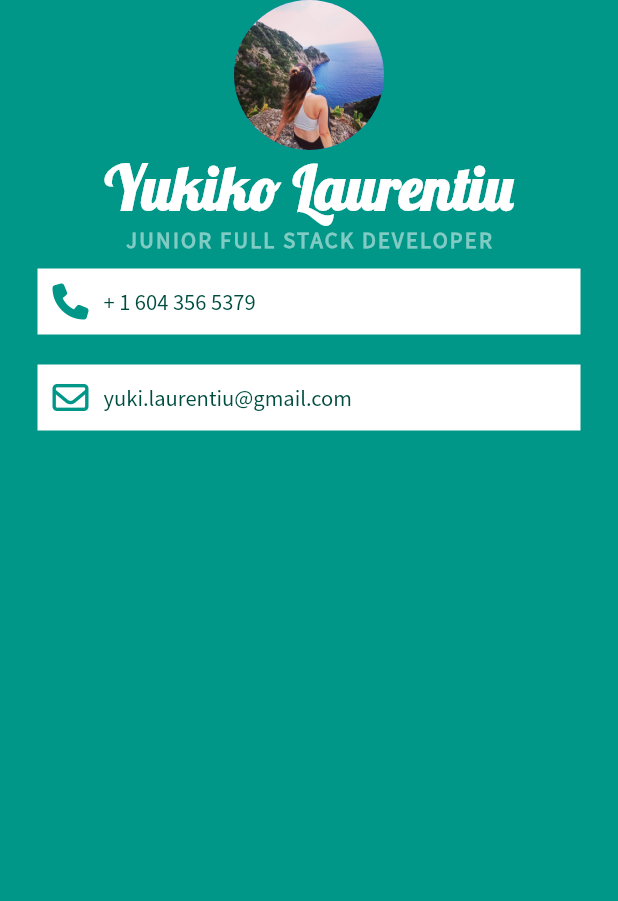
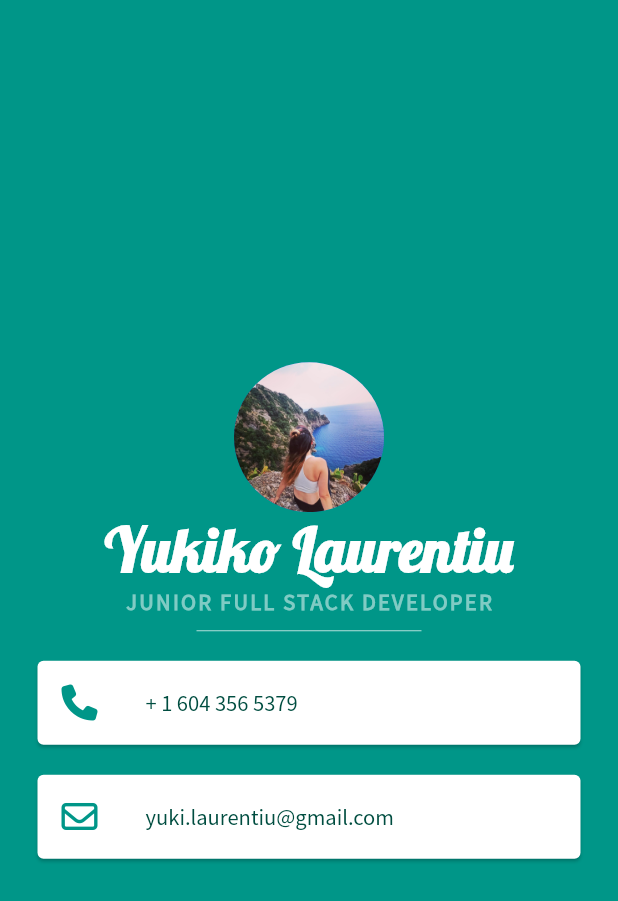
Before and after one commit to yukilaurentiu/my_card, a Flutter app: the screen it shows after launch, on a phone screen of 412 x 824 dp. Shown: the top 901 px of the screen. Run offline on Flutter 3.47's test engine with Material 2 defaults, Android fonts, the phone set to English and light mode, and no system bars; our stand-ins replace font_awesome_flutter.

Commit message:
added card

```diff
--- a/lib/main.dart
+++ b/lib/main.dart
@@ -17,6 +17,7 @@ class MyApp extends StatelessWidget {
         backgroundColor: Colors.teal,
         body: SafeArea(
           child: Column(
+            mainAxisAlignment: MainAxisAlignment.center,
             children: <Widget>[
               const CircleAvatar(
                 radius: 50.0,
@@ -39,42 +40,41 @@ class MyApp extends StatelessWidget {
                     letterSpacing: 1.5,
                     fontWeight: FontWeight.bold,
                   )),
-              Container(
-                color: Colors.white,
-                padding: const EdgeInsets.all(10.0),
-                margin: const EdgeInsets.symmetric(vertical: 10.0, horizontal: 25.0),
-                child: Row(
-                  children: <Widget>[
+              SizedBox(
+                height: 20.0,
+                width: 150.0,
+                child: Divider(color: Colors.teal.shade100),
+              ),
+              Card(
+                margin: const EdgeInsets.symmetric(
+                    vertical: 10.0, horizontal: 25.0),
+                child: ListTile(
+                  leading:
                       const FaIcon(FontAwesomeIcons.phone, color: Colors.teal),
-                    const SizedBox(
-                      width: 10.0,
-                    ),
-                    Text('+ 1 604 356 5379',
+                  title: Text(
+                    '+ 1 604 356 5379',
                     style: TextStyle(
                       color: Colors.teal.shade900,
                       fontFamily: 'SourceSansPro',
                       fontSize: 15.0,
-                        )),
-                  ],
                     ),
                   ),
-              Container(
-                color: Colors.white,
-                padding: const EdgeInsets.all(10.0),
-                margin: const EdgeInsets.symmetric(vertical: 10.0, horizontal: 25.0),
-                child: Row(
-                  children: <Widget>[
+                ),
+              ),
+              Card(
+                margin: const EdgeInsets.symmetric(
+                    vertical: 10.0, horizontal: 25.0),
+                child: ListTile(
+                  leading:
                       const Icon(FontAwesomeIcons.envelope, color: Colors.teal),
-                    const SizedBox(
-                      width: 10.0,
-                    ),
-                    Text('yuki.laurentiu@gmail.com',
+                  title: Text(
+                    'yuki.laurentiu@gmail.com',
                     style: TextStyle(
                       color: Colors.teal.shade900,
                       fontFamily: 'SourceSansPro',
                       fontSize: 15.0,
-                        )),
-                  ],
+                    ),
+                  ),
                 ),
               ),
             ],
```
Lines whose indentation alone changed are shown as unchanged.
